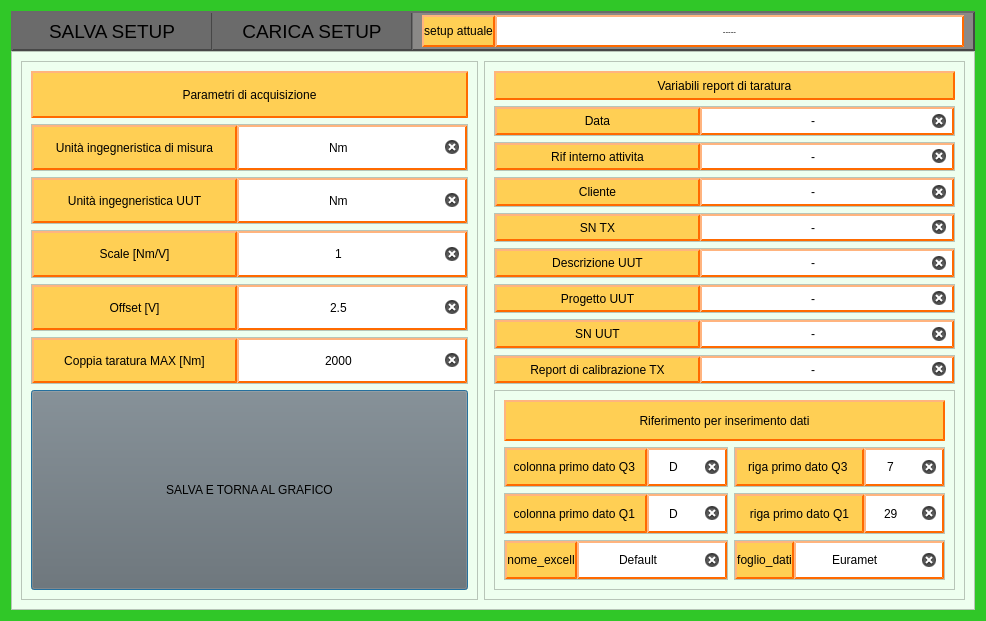
Above: Qt Creator/Dialog_xlxs_euramet.ui from Mixer97/tesi_triennale before the change. Below: the same form after it.
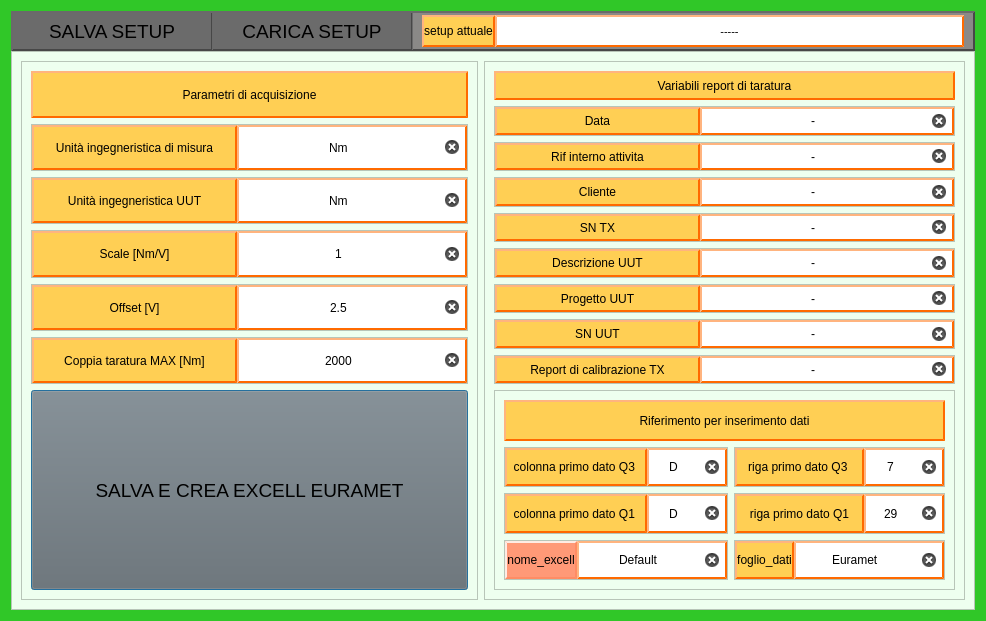
That is the form after the change.

Commit message:
Json per Euramet funzionante
inizio lavoro sulla guida per Fabio

Patch:
```diff
--- a/Qt Creator/Dialog_xlxs_euramet.ui
+++ b/Qt Creator/Dialog_xlxs_euramet.ui
@@ -1164,10 +1164,10 @@
                  </property>
                  <property name="styleSheet">
                   <string notr="true">QLabel{
-	background-color:rgb(255, 207, 84); 
+	background-color:rgb(255, 153, 119); 
 	border-style: outset;
     border-width: 2px;
-    border-color: rgb(255, 106, 0);
+    border-color:rgb(255, 140, 100);
 	border-radius: 0px;
 	color: rgb(0,0,0);
 }
@@ -1806,6 +1806,11 @@
              <height>200</height>
             </size>
            </property>
+           <property name="font">
+            <font>
+             <pointsize>14</pointsize>
+            </font>
+           </property>
            <property name="cursor">
             <cursorShape>PointingHandCursor</cursorShape>
            </property>
@@ -1825,7 +1830,7 @@
 }</string>
            </property>
            <property name="text">
-            <string>SALVA E TORNA AL GRAFICO</string>
+            <string>SALVA E CREA EXCELL EURAMET</string>
            </property>
           </widget>
          </item>
@@ -2028,7 +2033,7 @@
           <widget class="QLabel" name="label_euramet_attuale">
            <property name="font">
             <font>
-             <pointsize>6</pointsize>
+             <pointsize>8</pointsize>
             </font>
            </property>
            <property name="styleSheet">
```
Left out of the diff: 5 changed lines with no effect on the pictures. The commit also changes 13 other files.
